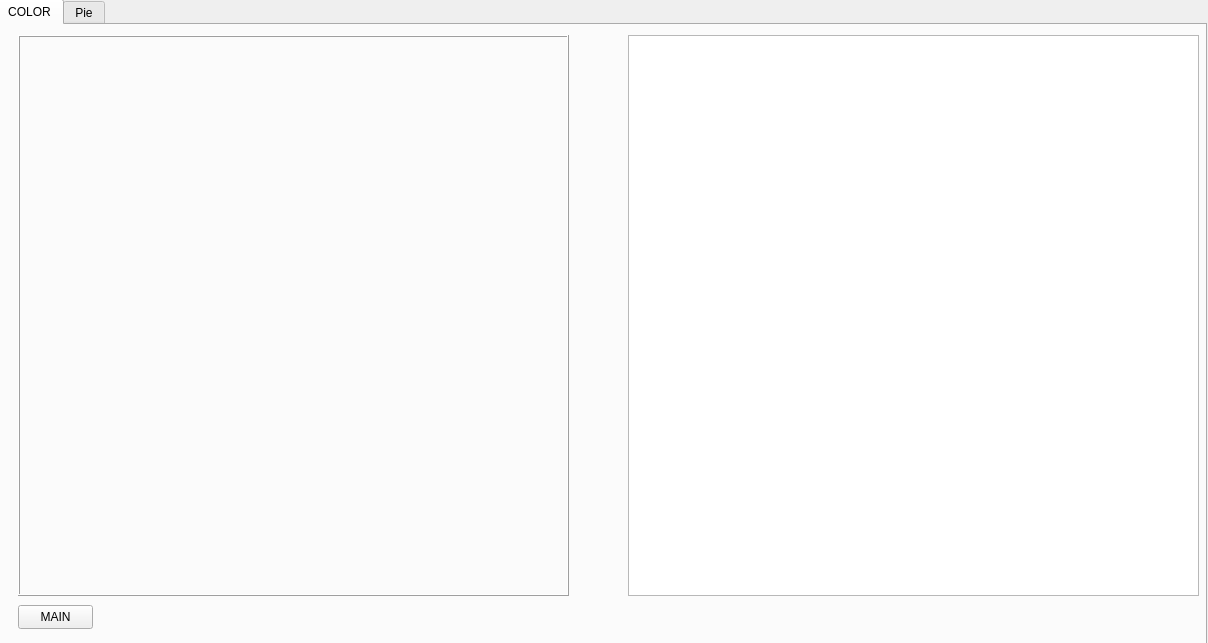
Ckkk112138/Multimedia-Analytics, file data_interface.ui: the form before one commit.
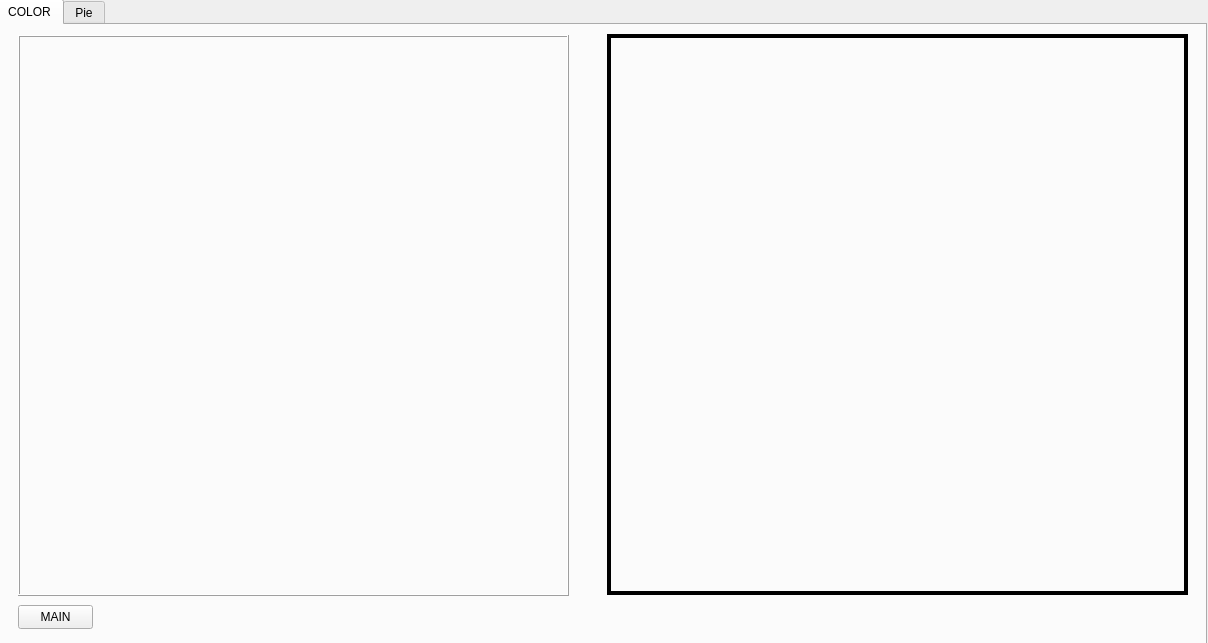
The form after the commit.

Commit message: 修改了data window 的ui

What changed in the file:
```diff
--- a/data_interface.ui
+++ b/data_interface.ui
@@ -30,16 +30,6 @@
      <attribute name="title">
       <string>COLOR</string>
      </attribute>
-     <widget class="QGraphicsView" name="graphicsView_2">
-      <property name="geometry">
-       <rect>
-        <x>630</x>
-        <y>10</y>
-        <width>571</width>
-        <height>561</height>
-       </rect>
-      </property>
-     </widget>
      <widget class="QFrame" name="frame">
       <property name="geometry">
        <rect>
@@ -69,6 +59,25 @@
        <string>MAIN</string>
       </property>
      </widget>
+     <widget class="QFrame" name="frame_2">
+      <property name="geometry">
+       <rect>
+        <x>609</x>
+        <y>9</y>
+        <width>581</width>
+        <height>561</height>
+       </rect>
+      </property>
+      <property name="frameShape">
+       <enum>QFrame::Box</enum>
+      </property>
+      <property name="frameShadow">
+       <enum>QFrame::Plain</enum>
+      </property>
+      <property name="lineWidth">
+       <number>4</number>
+      </property>
+     </widget>
     </widget>
     <widget class="QWidget" name="tab_2">
      <attribute name="title">
```
The commit also changes 2 other files.
